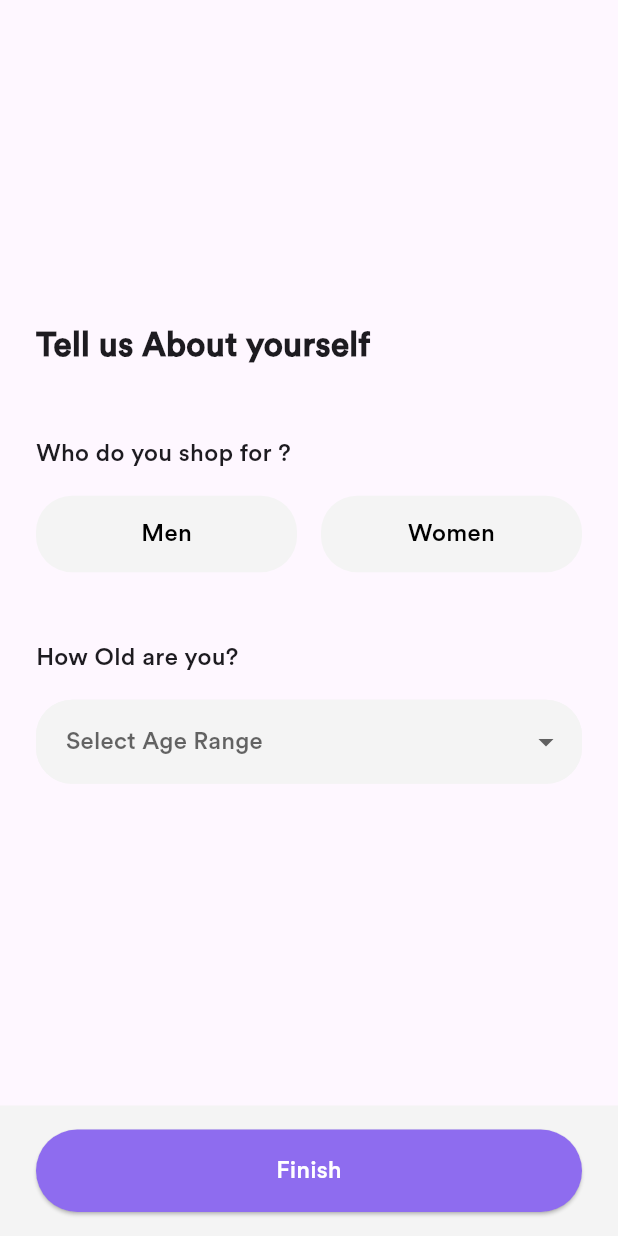
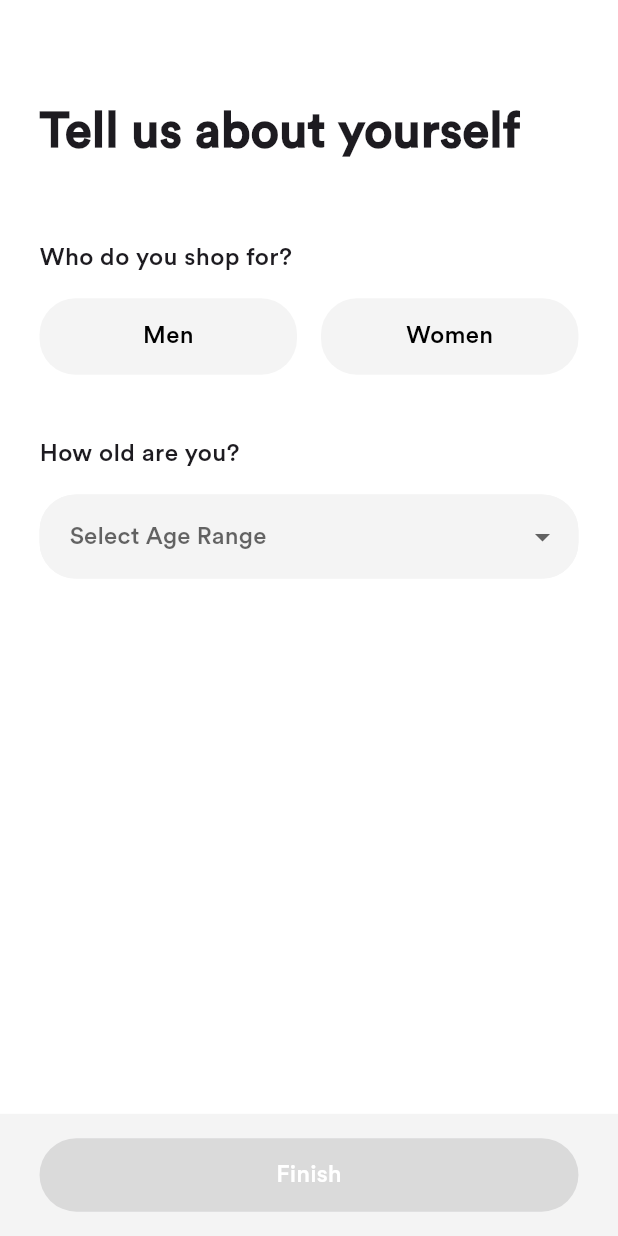
Before and after one commit to Tu2525/LinkFlutterEcommerceApp, a Flutter app: the UserInfo screen opened directly, on a phone screen of 412 x 824 dp. Run offline on Flutter 3.47's test engine with Material 3 defaults, Android fonts, the phone set to English and light mode, and no system bars; our stand-ins replace animated_text_kit, flutter_riverpod, flutter_screenutil, iconsax_plus, smooth_page_indicator.

Commit message:
applying riverpod&refactore the code&ffix UI to be responsive

```diff
--- a/lib/constants/app_styles.dart
+++ b/lib/constants/app_styles.dart
@@ -1,6 +1,5 @@
 // lib/constants/app_styles.dart
 import 'package:flutter/material.dart';
-import 'package:link_flutter_ecommerce_app/constants/app_colors.dart';
 
 class AppTextStyles {
   AppTextStyles._();
--- a/lib/main.dart
+++ b/lib/main.dart
@@ -1,5 +1,6 @@
 import 'package:flutter/material.dart';
 import 'package:flutter_riverpod/flutter_riverpod.dart';
+import 'package:flutter_screenutil/flutter_screenutil.dart';
 import 'package:link_flutter_ecommerce_app/screens/splash_screen.dart';
 
 void main() {
@@ -11,12 +12,25 @@ class EcommerceApp extends StatelessWidget {
 
   @override
   Widget build(BuildContext context) {
-    return MaterialApp(
-      debugShowCheckedModeBanner: false,
-      theme: ThemeData(brightness: Brightness.light, fontFamily: 'Circular'),
-      darkTheme: ThemeData(brightness: Brightness.dark, fontFamily: 'Circular'),
-      themeMode: ThemeMode.system,
-      home: const SplashScreen(),
+    return ScreenUtilInit(
+      designSize: const Size(375, 812),
+      splitScreenMode: true,
+      minTextAdapt: true,
+      builder: (context, child) {
+        return MaterialApp(
+          debugShowCheckedModeBanner: false,
+          theme: ThemeData(
+            brightness: Brightness.light,
+            fontFamily: 'Circular',
+          ),
+          darkTheme: ThemeData(
+            brightness: Brightness.dark,
+            fontFamily: 'Circular',
+          ),
+          themeMode: ThemeMode.system,
+          home: const SplashScreen(),
+        );
+      },
     );
   }
 }
--- /dev/null
+++ b/lib/providers/user_info_providers.dart
@@ -0,0 +1,11 @@
+import 'package:flutter_riverpod/flutter_riverpod.dart';
+
+final selectedGenderProvider = StateProvider<String?>((ref) => null);
+
+final selectedAgeRangeProvider = StateProvider<String?>((ref) => null);
+
+final isFormValidProvider = Provider<bool>((ref) {
+  final gender = ref.watch(selectedGenderProvider);
+  final age = ref.watch(selectedAgeRangeProvider);
+  return gender != null && age != null;
+});
--- a/lib/screens/homepage_screen.dart
+++ b/lib/screens/homepage_screen.dart
@@ -114,7 +114,7 @@ class _HomePageState extends State<HomePage> {
                   ),
                 ),
                 const SizedBox(height: 24),
-                CategoriesSection(),
+                const CategoriesSection(),
                 const SizedBox(height: 24),
                 TopSellingSection(
                   products: MockProductData.getFeaturedProducts(),
--- a/lib/screens/user_info_screen.dart
+++ b/lib/screens/user_info_screen.dart
@@ -1,195 +1,66 @@
 import 'package:flutter/material.dart';
-import 'package:link_flutter_ecommerce_app/screens/Main_screen.dart';
-import 'package:link_flutter_ecommerce_app/widgets/gender_button.dart';
+import 'package:flutter_riverpod/flutter_riverpod.dart';
+import 'package:flutter_screenutil/flutter_screenutil.dart';
+import 'package:link_flutter_ecommerce_app/providers/user_info_providers.dart';
+import 'package:link_flutter_ecommerce_app/screens/onboarding_screen.dart';
+import 'package:link_flutter_ecommerce_app/widgets/age_range_dropdown.dart';
+import 'package:link_flutter_ecommerce_app/widgets/continue_button.dart';
+import 'package:link_flutter_ecommerce_app/widgets/gender_selection_row.dart';
 
-class UserInfo extends StatefulWidget {
+class UserInfo extends ConsumerWidget {
   const UserInfo({super.key});
 
   @override
-  State<UserInfo> createState() => _UserInfoState();
-}
-
-class _UserInfoState extends State<UserInfo> {
-  String selectedGender = '';
-  String? selectedAgeRange;
-  final List<String> ageRanges = [
-    '0 - 5',
-    '6 - 12',
-    '13 - 17',
-    '18 - 24',
-    '25 - 34',
-    '35 - 44',
-    '45+',
-  ];
-
-  @override
-  Widget build(BuildContext context) {
-    return SafeArea(
-      child: Scaffold(
-        body: LayoutBuilder(
-          builder: (context, constraints) {
-            return SingleChildScrollView(
-              child: ConstrainedBox(
-                constraints: BoxConstraints(minHeight: constraints.maxHeight),
-                child: Center(
-                  child: Padding(
-                    padding: const EdgeInsets.symmetric(horizontal: 24),
+  Widget build(BuildContext context, WidgetRef ref) {
+    final isDark = Theme.of(context).brightness == Brightness.dark;
+    final isFormValid = ref.watch(isFormValidProvider);
+    return Scaffold(
+      backgroundColor: isDark ? const Color(0xFF1C1B20) : Colors.white,
+      body: SafeArea(
+        child: SingleChildScrollView(
+          padding: EdgeInsets.symmetric(horizontal: 24.w, vertical: 24.h),
           child: Column(
-                      mainAxisAlignment: MainAxisAlignment.center,
             crossAxisAlignment: CrossAxisAlignment.start,
             children: [
-                        const Text(
-                          'Tell us About yourself',
-                          style: TextStyle(
-                            fontSize: 22,
-                            fontWeight: FontWeight.bold,
+              SizedBox(height: 40.h),
+              Text(
+                'Tell us about yourself',
+                style: TextStyle(fontWeight: FontWeight.w700, fontSize: 32.sp),
               ),
+              SizedBox(height: 48.h),
+              Text(
+                'Who do you shop for?',
+                style: TextStyle(fontSize: 16.sp, fontWeight: FontWeight.w600),
               ),
-                        const SizedBox(height: 46),
-                        const Text(
-                          'Who do you shop for ?',
-                          style: TextStyle(
-                            fontSize: 16,
-                            fontWeight: FontWeight.w500,
+              SizedBox(height: 16.h),
+              const GenderSelectionRow(),
+              SizedBox(height: 40.h),
+              Text(
+                'How old are you?',
+                style: TextStyle(fontSize: 16.sp, fontWeight: FontWeight.w600),
               ),
-                        ),
-                        const SizedBox(height: 16),
-                        Row(
-                          children: [
-                            Expanded(
-                              child: GenderButton(
-                                gender: 'Men',
-                                isSelected: selectedGender == 'Men',
-                                onTap:
-                                    () =>
-                                        setState(() => selectedGender = 'Men'),
-                              ),
-                            ),
-                            const SizedBox(width: 16),
-                            Expanded(
-                              child: GenderButton(
-                                gender: 'Women',
-                                isSelected: selectedGender == 'Women',
-                                onTap:
-                                    () => setState(
-                                      () => selectedGender = 'Women',
-                                    ),
-                              ),
-                            ),
-                          ],
-                        ),
-                        const SizedBox(height: 46),
-                        const Text(
-                          'How Old are you?',
-                          style: TextStyle(
-                            fontSize: 16,
-                            fontWeight: FontWeight.w400,
-                          ),
-                        ),
-                        const SizedBox(height: 16),
-                        DropdownButtonFormField<String>(
-                          value: selectedAgeRange,
-                          decoration: InputDecoration(
-                            focusColor:
-                                Theme.of(context).brightness == Brightness.dark
-                                    ? const Color(0xFF342F3F)
-                                    : const Color(0xffF4F4F4),
-                            fillColor:
-                                Theme.of(context).brightness == Brightness.dark
-                                    ? const Color(0xFF342F3F)
-                                    : const Color(0xffF4F4F4),
-                            filled: true,
-                            contentPadding: const EdgeInsets.all(16),
-                            border: OutlineInputBorder(
-                              borderRadius: BorderRadius.circular(24),
-                              borderSide: BorderSide(
-                                color:
-                                    Theme.of(context).brightness ==
-                                            Brightness.dark
-                                        ? const Color(0xFF342F3F)
-                                        : const Color(0xffF4F4F4),
-                              ),
-                            ),
-                            enabledBorder: OutlineInputBorder(
-                              borderRadius: BorderRadius.circular(24),
-                              borderSide: BorderSide(
-                                color:
-                                    Theme.of(context).brightness ==
-                                            Brightness.dark
-                                        ? const Color(0xFF342F3F)
-                                        : const Color(0xffF4F4F4),
-                              ),
-                            ),
-                            focusedBorder: OutlineInputBorder(
-                              borderRadius: BorderRadius.circular(24),
-                              borderSide: BorderSide(
-                                color:
-                                    Theme.of(context).brightness ==
-                                            Brightness.dark
-                                        ? const Color(0xFF342F3F)
-                                        : const Color(0xffF4F4F4),
-                              ),
-                            ),
-                          ),
-                          icon: const Icon(Icons.arrow_drop_down),
-                          hint: const Text('Select Age Range'),
-                          items:
-                              ageRanges.map((String value) {
-                                return DropdownMenuItem<String>(
-                                  value: value,
-                                  child: Text(value),
-                                );
-                              }).toList(),
-                          onChanged: (value) {
-                            setState(() {
-                              selectedAgeRange = value;
-                            });
-                          },
-                        ),
+              SizedBox(height: 16.h),
+              const AgeRangeDropdown(),
             ],
           ),
         ),
       ),
-              ),
-            );
-          },
-        ),
       bottomNavigationBar: Container(
-          color:
-              Theme.of(context).brightness == Brightness.dark
-                  ? const Color(0xFF342F3F)
-                  : const Color(0xffF4F4F4),
-          padding: const EdgeInsets.only(
-            bottom: 16,
-            top: 16,
-            left: 24,
-            right: 24,
-          ),
-          child: ElevatedButton(
-            onPressed: () {
+        color: isDark ? const Color(0xFF342F3F) : const Color(0xffF4F4F4),
+        padding: EdgeInsets.symmetric(horizontal: 24.w, vertical: 16.h),
+        child: ContinueButton(
+          onPressed:
+              isFormValid
+                  ? () {
                     Navigator.push(
                       context,
                       MaterialPageRoute(
-                            builder: (context) => const MainScreen(),
+                        builder: (context) => const OnBoardingScreen(),
                       ),
                     );
-                      },
-            style: ElevatedButton.styleFrom(
-              backgroundColor: const Color(0xff8E6CEF),
-              padding: const EdgeInsets.symmetric(vertical: 16),
-              shape: RoundedRectangleBorder(
-                borderRadius: BorderRadius.circular(28),
-              ),
-            ),
-            child: const Text(
-              'Finish',
-              style: TextStyle(
-                fontWeight: FontWeight.w400,
-                fontSize: 16,
-                color: Colors.white,
-              ),
-            ),
-          ),
+                  }
+                  : null,
+          text: 'Finish',
         ),
       ),
     );
--- /dev/null
+++ b/lib/widgets/age_range_dropdown.dart
@@ -0,0 +1,54 @@
+import 'package:flutter/material.dart';
+import 'package:flutter_riverpod/flutter_riverpod.dart';
+import 'package:link_flutter_ecommerce_app/providers/user_info_providers.dart';
+
+class AgeRangeDropdown extends ConsumerWidget {
+  const AgeRangeDropdown({super.key});
+
+  static const List<String> ageRanges = [
+    '0 - 5',
+    '6 - 12',
+    '13 - 17',
+    '18 - 24',
+    '25 - 34',
+    '35 - 44',
+    '45+',
+  ];
+
+  @override
+  Widget build(BuildContext context, WidgetRef ref) {
+    final isDark = Theme.of(context).brightness == Brightness.dark;
+    final selectedAgeRange = ref.watch(selectedAgeRangeProvider);
+    final color = isDark ? const Color(0xFF342F3F) : const Color(0xffF4F4F4);
+
+    return DropdownButtonFormField<String>(
+      value: selectedAgeRange,
+      decoration: InputDecoration(
+        fillColor: color,
+        filled: true,
+        contentPadding: const EdgeInsets.all(16),
+        border: OutlineInputBorder(
+          borderRadius: BorderRadius.circular(24),
+          borderSide: BorderSide(color: color),
+        ),
+        enabledBorder: OutlineInputBorder(
+          borderRadius: BorderRadius.circular(24),
+          borderSide: BorderSide(color: color),
+        ),
+        focusedBorder: OutlineInputBorder(
+          borderRadius: BorderRadius.circular(24),
+          borderSide: BorderSide(color: color),
+        ),
+      ),
+      icon: const Icon(Icons.arrow_drop_down),
+      hint: const Text('Select Age Range'),
+      items:
+          ageRanges.map((value) {
+            return DropdownMenuItem<String>(value: value, child: Text(value));
+          }).toList(),
+      onChanged: (value) {
+        ref.read(selectedAgeRangeProvider.notifier).state = value;
+      },
+    );
+  }
+}
--- a/lib/widgets/ask_button.dart
+++ b/lib/widgets/ask_button.dart
@@ -24,7 +24,7 @@ class AskButton extends StatelessWidget {
             fontWeight: FontWeight.w400,
             fontFamily: 'Circular',
             fontSize: 12,
-            color: isdark ? Colors.white : Color(0xff000000),
+            color: isdark ? Colors.white : const Color(0xff000000),
           ),
         ),
         GestureDetector(
--- a/lib/widgets/continue_button.dart
+++ b/lib/widgets/continue_button.dart
@@ -2,7 +2,7 @@ import 'package:flutter/material.dart';
 
 class ContinueButton extends StatelessWidget {
   const ContinueButton({super.key, required this.onPressed, this.text= 'Continue'});
-  final VoidCallback onPressed;
+  final VoidCallback? onPressed;
   final String text;
   @override
   Widget build(BuildContext context) {
@@ -10,7 +10,6 @@ class ContinueButton extends StatelessWidget {
       onPressed: onPressed,
       style: ElevatedButton.styleFrom(
         backgroundColor: const Color(0xff8E6CEF),
-
         shape: RoundedRectangleBorder(borderRadius: BorderRadius.circular(100)),
         minimumSize: const Size(double.infinity, 49),
         elevation: 0, // Full width button
--- a/lib/widgets/custom_text_field.dart
+++ b/lib/widgets/custom_text_field.dart
@@ -24,7 +24,7 @@ class CustomTextField extends StatelessWidget {
         filled: true,
         hintText: hint,
         hintStyle: TextStyle(
-          color: isdark ? const Color(0xffFFFFFF8) : const Color(0xff27272780),
+          color: isdark ? const Color(0xffffffff8) : const Color(0xff27272780),
         ),
         border: const OutlineInputBorder(
           borderRadius: BorderRadius.all(Radius.circular(4)),
--- /dev/null
+++ b/lib/widgets/gender_selection_row.dart
@@ -0,0 +1,35 @@
+import 'package:flutter/material.dart';
+import 'package:flutter_riverpod/flutter_riverpod.dart';
+import 'package:link_flutter_ecommerce_app/providers/user_info_providers.dart';
+import 'package:link_flutter_ecommerce_app/widgets/gender_button.dart';
+
+class GenderSelectionRow extends ConsumerWidget {
+  const GenderSelectionRow({super.key});
+
+  @override
+  Widget build(BuildContext context, WidgetRef ref) {
+    final selectedGender = ref.watch(selectedGenderProvider);
+
+    return Row(
+      children: [
+        Expanded(
+          child: GenderButton(
+            gender: 'Men',
+            isSelected: selectedGender == 'Men',
+            onTap:
+                () => ref.read(selectedGenderProvider.notifier).state = 'Men',
+          ),
+        ),
+        const SizedBox(width: 16),
+        Expanded(
+          child: GenderButton(
+            gender: 'Women',
+            isSelected: selectedGender == 'Women',
+            onTap:
+                () => ref.read(selectedGenderProvider.notifier).state = 'Women',
+          ),
+        ),
+      ],
+    );
+  }
+}
--- a/pubspec.yaml
+++ b/pubspec.yaml
@@ -38,7 +38,7 @@ dependencies:
   smooth_page_indicator: ^1.2.1
   iconsax_plus: ^1.0.0
   flutter_riverpod: ^2.6.1
-
+  flutter_screenutil: ^5.9.3
 dev_dependencies:
   flutter_test:
     sdk: flutter
```
Lines whose indentation alone changed are shown as unchanged.
